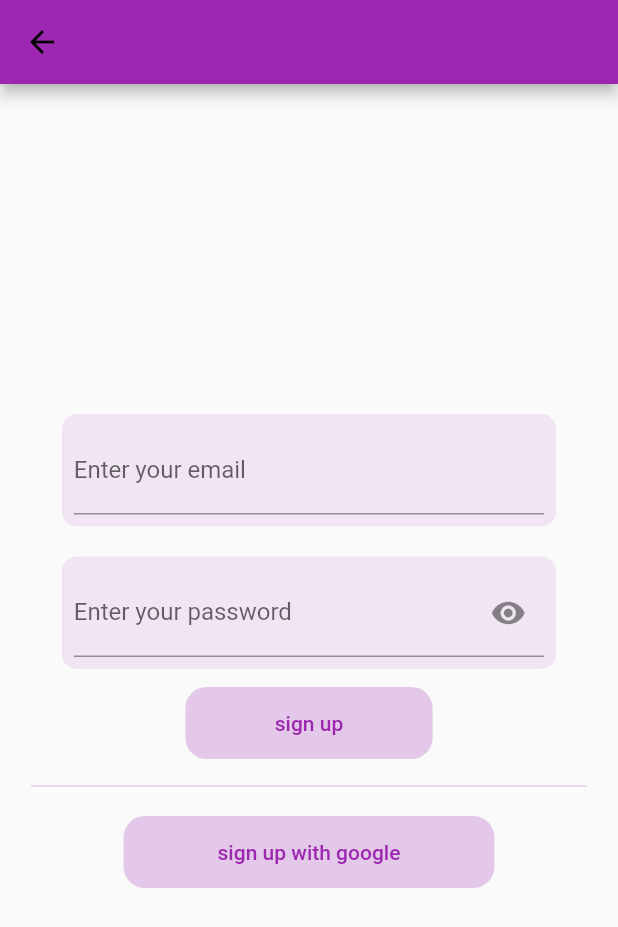
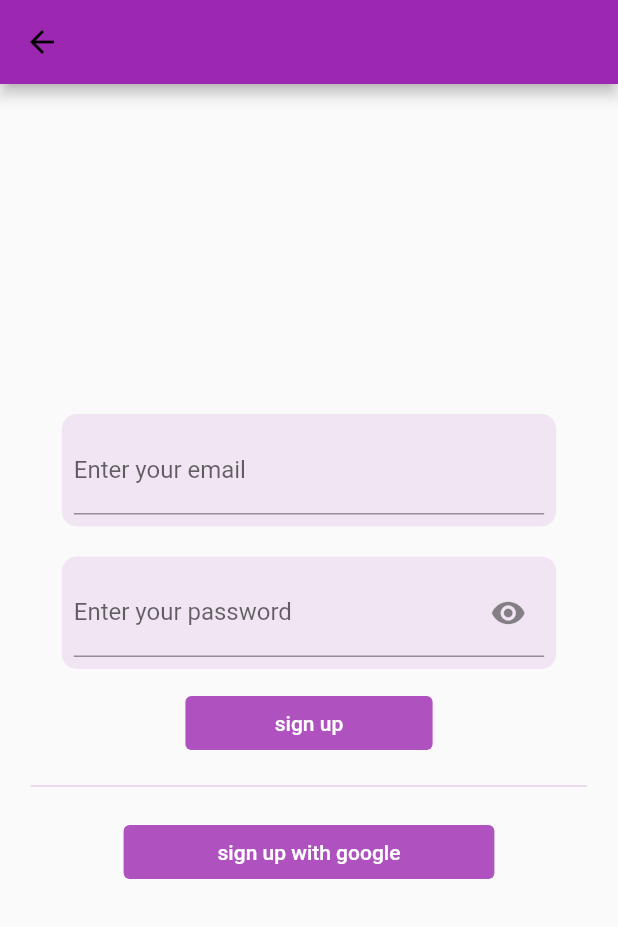
Before and after one commit to Roee-Tsur/activito, a Flutter app: the AuthScreen screen opened directly with empty values, after a tap on an icon or button, on a phone screen of 412 x 824 dp. Shown: the top 927 px of the screen. Run offline on Flutter 3.47's test engine with Material 2 defaults, Android fonts, the phone set to English and light mode, and no system bars; our stand-ins replace badges, cached_network_image, cloud_firestore, cloud_functions, firebase_auth, firebase_core and 12 more; missing offline and left inert: flutter_facebook_auth, flutter_share, location_platform_interface; accounts and stored records are empty; network calls fail.

Commit message:
updates for playstore

```diff
--- a/lib/models/ActivitoUser.dart
+++ b/lib/models/ActivitoUser.dart
@@ -3,7 +3,6 @@ import 'package:activito/models/ActivitoFirestoreModel.dart';
 class ActivitoUser extends ActivitoFirestoreModel {
   late String id;
   late String? photoUrl;
-  late List<String>? friends;
   //late String nickName;
 
   ActivitoUser(this.id, this.photoUrl);
@@ -12,16 +11,9 @@ class ActivitoUser extends ActivitoFirestoreModel {
     this.id = validateJsonField(json['id']);
     this.photoUrl = validateJsonField(json['photoUrl']);
     //this.nickName = validateJsonField(json['nickName']);
-
-    this.friends = [];
-    List friendsList =
-    List<String>.from(validateJsonField(json["friends"]));
-    friendsList.forEach((value) {
-      this.friends!.add(value);
-    });
   }
 
 
   Map<String, Object?> toJson() =>
-      {'id': id, 'photoUrl': photoUrl, 'friends' : friends /*'nickName': nickName*/};
+      {'id': id, 'photoUrl': photoUrl, /*'nickName': nickName*/};
 }
--- a/lib/nice_widgets/AuthScreen.dart
+++ b/lib/nice_widgets/AuthScreen.dart
@@ -7,7 +7,7 @@ import '../screens/AuthScreens/SignUpScreen.dart';
 import '../services/AuthService.dart';
 
 class AuthScreen extends StatefulWidget {
-  bool isLogin;
+  final bool isLogin;
   String actionName = 'sign up';
 
   ///login = true || signup = false
@@ -40,8 +40,7 @@ class _AuthScreenState extends State<AuthScreen> {
 
   @override
   Widget build(BuildContext context) {
-    return SafeArea(
-        child: Scaffold(
+    return Scaffold(
       appBar: AppBar(
     leading: BackButton(
       color: Colors.black,
@@ -55,31 +54,22 @@ class _AuthScreenState extends State<AuthScreen> {
         children: [
           widget.emailWidget ??= getInitialEmailButton(),
           EmptySpace(height: 12),
-              ActivitoButtonContainer(
-                child: TextButton(
-                    onPressed: () => widget.googleAction(),
-                    child: Text('${widget.actionName} with google')),
+          ActivitoButton(
+            buttonText: '${widget.actionName} with google',
+            onTap: () => widget.googleAction(),
           ),
           EmptySpace(height: 12),
-              /*ActivitoButtonContainer(
-                child: TextButton(
-                    onPressed: () => widget.facebookAction(),
-                    child: Text('${widget.actionName} with facebook')),
-              ),
-              EmptySpace(height: 12),*/
-              ActivitoButtonContainer(
-                  child: widget.isLogin
-                      ? TextButton(
-                          onPressed: () => continueToSignUp(),
-                          child:
-                              Text("new to ${Globals.appName}? sign up here!"),
+          widget.isLogin
+              ? ActivitoButton(
+                  buttonText: "new to ${Globals.appName}? sign up here!",
+                  onTap: () => continueToSignUp(),
                 )
-                      : EmptyContainer())
+              : EmptyContainer()
         ],
       ),
     ),
       ),
-    ));
+    );
   }
 
   continueToSignUp() async {
@@ -88,10 +78,9 @@ class _AuthScreenState extends State<AuthScreen> {
     Navigator.pop(context, results);
   }
 
-  Widget getInitialEmailButton() => ActivitoButtonContainer(
-        child: TextButton(
-            onPressed: () => emailButtonPressed(),
-            child: Text('${widget.actionName} with email')),
+  Widget getInitialEmailButton() => ActivitoButton(
+        buttonText: '${widget.actionName} with email',
+        onTap: () => emailButtonPressed(),
       );
 
   void emailButtonPressed() {
@@ -121,28 +110,24 @@ class _AuthScreenState extends State<AuthScreen> {
         ),
         PasswordTextField(widget.passwordFieldController),
         EmptySpace(height: 12),
-        ActivitoButtonContainer(
-          widthRatio: 0.4,
-          child: TextButton(
-              onPressed: () {
+        ActivitoButton(
+          buttonWidthRatio: 0.4,
+          onTap: () {
             if (!widget.emailFormKey.currentState!.validate()) return;
             widget.emailAction(widget.emailFieldController.text,
                 widget.passwordFieldController.text);
           },
-              child: Text(widget.actionName)),
+          buttonText: widget.actionName,
         ),
         EmptySpace(height: 10),
         widget.isLogin
-            ? ActivitoButtonContainer(
-                widthRatio: 0.4,
-                child: TextButton(
-                    onPressed: () {
-                      if (!widget.emailFieldKey.currentState!.validate())
-                        return;
-                      AuthService.resetPassword(
-                          widget.emailFieldController.text);
+            ? ActivitoButton(
+                buttonWidthRatio: 0.4,
+                buttonText: 'reset password',
+                onTap: () {
+                  if (!widget.emailFieldKey.currentState!.validate()) return;
+                  AuthService.resetPassword(widget.emailFieldController.text);
                 },
-                    child: Text('reset password')),
               )
             : EmptyContainer(),
         SizedBox(
@@ -157,7 +142,7 @@ class _AuthScreenState extends State<AuthScreen> {
 }
 
 class PasswordTextField extends StatefulWidget {
-  TextEditingController controller;
+  final TextEditingController controller;
 
   PasswordTextField(this.controller);
 
--- a/lib/nice_widgets/CustomWidgets.dart
+++ b/lib/nice_widgets/CustomWidgets.dart
@@ -1,6 +1,7 @@
 import 'package:activito/main.dart';
 import 'package:activito/models/LobbySession.dart';
 import 'package:activito/screens/GalleryScreen.dart';
+import 'package:activito/screens/HomeScreen.dart';
 import 'package:activito/services/Server.dart';
 import 'package:cached_network_image/cached_network_image.dart';
 import 'package:flutter/material.dart';
@@ -156,7 +157,7 @@ class CustomDialogs {
                         Navigator.pushReplacement(
                             context,
                             MaterialPageRoute(
-                                builder: (context) => MyHomePage()));
+                                builder: (context) => HomeScreen()));
                       },
                       child: Text(
                         "exit",
@@ -173,7 +174,7 @@ class CustomDialogs {
 
 ///child should be TextFormField
 class ActivitoTextFieldContainer extends StatelessWidget {
-  Widget child;
+  final Widget child;
 
   ActivitoTextFieldContainer({required this.child});
 
@@ -190,27 +191,31 @@ class ActivitoTextFieldContainer extends StatelessWidget {
   }
 }
 
-class ActivitoButtonContainer extends StatelessWidget {
-  Widget child;
-  double? widthRatio;
+class ActivitoButton extends StatelessWidget {
+  final String buttonText;
+  final double? buttonWidthRatio;
+  final Function onTap;
 
-  ActivitoButtonContainer({required this.child, this.widthRatio});
+  ActivitoButton(
+      {required this.buttonText, required this.onTap, this.buttonWidthRatio});
 
   @override
   Widget build(BuildContext context) {
-    return Container(
-      decoration: BoxDecoration(
-        color: Theme.of(context).primaryColor.withAlpha(60),
-        borderRadius: BorderRadius.circular(14.0),
-      ),
-      width: MediaQuery.of(context).size.width * (widthRatio ??= 0.6),
-      child: child,
+    return SizedBox(
+      width: MediaQuery.of(context).size.width * (buttonWidthRatio ?? 0.6),
+      child: ElevatedButton(
+          style: ButtonStyle(
+              elevation: MaterialStateProperty.all(0),
+              backgroundColor: MaterialStateProperty.all(
+                  Theme.of(context).primaryColor.withOpacity(0.8))),
+          onPressed: () => onTap.call(),
+          child: Text(buttonText)),
     );
   }
 }
 
 class EmptySpace extends StatelessWidget {
-  double height;
+  final double height;
 
   EmptySpace({required this.height});
 
@@ -221,9 +226,9 @@ class EmptySpace extends StatelessWidget {
 }
 
 class RatingRow extends StatelessWidget {
-  num rating;
-  num? userRatingsTotal;
-  MainAxisAlignment? alignment;
+  final num rating;
+  final num? userRatingsTotal;
+  final MainAxisAlignment? alignment;
 
   RatingRow(
       {required this.rating,
@@ -249,7 +254,7 @@ class RatingRow extends StatelessWidget {
 }
 
 class PriceLevelRow extends StatelessWidget {
-  num priceLevel;
+  final num priceLevel;
 
   PriceLevelRow(this.priceLevel);
 
@@ -267,8 +272,8 @@ class PriceLevelRow extends StatelessWidget {
 }
 
 class ImagesRow extends StatefulWidget {
-  double imageSize;
-  List<String> imagesURLs;
+  final double imageSize;
+  final List<String> imagesURLs;
 
   ImagesRow({required this.imageSize, required this.imagesURLs});
 
@@ -300,7 +305,7 @@ class _ImagesRowState extends State<ImagesRow> {
             child: ClipRRect(
               borderRadius: BorderRadius.all(Radius.circular(14)),
               child: CachedNetworkImage(
-                fit: BoxFit.fill,
+                fit: BoxFit.cover,
                 imageUrl: element,
                 placeholder: (_, __) => Container(
                   color: Colors.grey.shade500,
@@ -333,7 +338,7 @@ class _ImagesRowState extends State<ImagesRow> {
 }
 
 class StageTitle extends StatelessWidget {
-  String title;
+  final String title;
 
   StageTitle({required this.title});
 
```
Also changed, not shown: lib/main.dart (+5 -25 lines), lib/nice_widgets/LobbyPlacesList.dart (+11 -11 lines), lib/screens/AuthScreens/ProfileImagePickerScreen.dart (+15 -10 lines), lib/screens/AuthScreens/SigninScreen.dart (+4 -6 lines), lib/screens/FinalResultsScreen.dart (+10 -11 lines), lib/screens/HomeScreen.dart (+17 -37 lines), lib/screens/LobbyScreen.dart (+15 -15 lines), lib/screens/UserLocationScreen.dart (+4 -5 lines), pubspec.yaml (+8 -2 lines), assets/icon.jpg (added), assets/loading.gif (deleted), pubspec.lock, 24 other files. Lines whose indentation alone changed are shown as unchanged.
